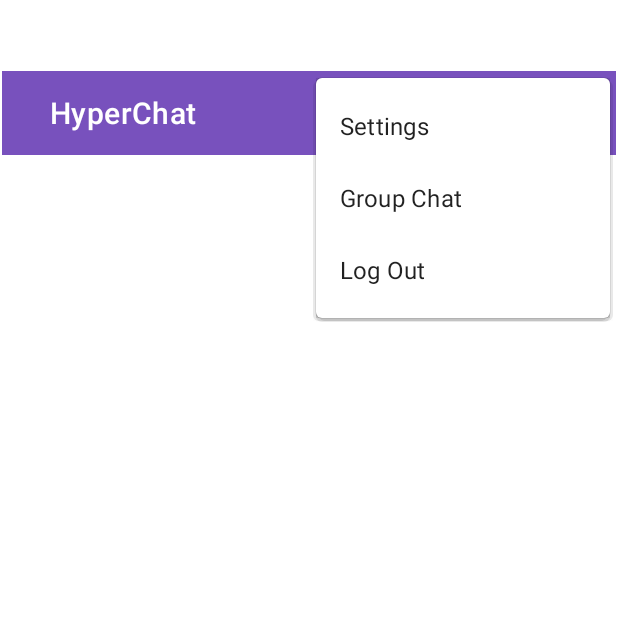
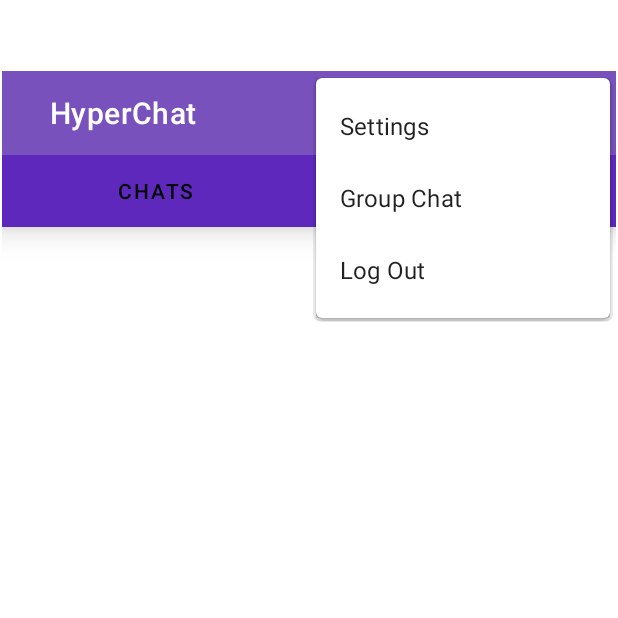
Before and after one commit to Andreasgdp/HyperChat, an Android app: the MainFragment screen opened directly, with no data from a screen before it, with the options menu open, on a phone screen of 412 x 824 dp, the top half of it. Run offline under Robolectric (Android 15) with nearby library versions, the phone set to English and light mode, and no system bars; our stand-ins replace Firebase (no records; nobody signed in at launch, a user with empty details on screens opened directly), Picasso; pictures from the network do not load.

Commit message:
added list of users in recycler view

```diff
--- a/app/build.gradle
+++ b/app/build.gradle
@@ -56,6 +56,12 @@ dependencies {
     // Saved state module for ViewModel
     implementation "androidx.lifecycle:lifecycle-viewmodel-savedstate:$lifecycle_version"
 
+    // Circular image view
+    implementation 'de.hdodenhof:circleimageview:3.1.0'
+
+    // Handle images
+    implementation 'com.squareup.picasso:picasso:2.71828'
+
 
     implementation 'com.google.code.gson:gson:2.8.7'
     implementation 'com.squareup.retrofit2:retrofit:2.9.0'
--- /dev/null
+++ b/app/src/main/java/com/example/chat/adapter/MainFragmentAdapter.kt
@@ -0,0 +1,43 @@
+package com.example.chat.adapter
+
+import androidx.fragment.app.Fragment
+import androidx.fragment.app.FragmentManager
+import androidx.fragment.app.FragmentPagerAdapter
+import com.example.chat.subViews.mainFragment.BefriendFragment
+import com.example.chat.subViews.mainFragment.ChatsFragment
+
+class MainFragmentAdapter(fm: FragmentManager) : FragmentPagerAdapter(fm) {
+    override fun getCount(): Int {
+        return 2
+    }
+
+    override fun getItem(position: Int): Fragment {
+        return when (position) {
+            0 -> {
+                ChatsFragment()
+            }
+            1 -> {
+                BefriendFragment()
+            }
+            else -> {
+                ChatsFragment()
+            }
+        }
+    }
+
+    override fun getPageTitle(position: Int): CharSequence {
+        val title = when (position) {
+            0 -> {
+                "CHATS"
+            }
+            1 -> {
+                "Connect"
+            }
+            else -> {
+                "CHATS"
+            }
+        }
+
+        return title
+    }
+}
--- /dev/null
+++ b/app/src/main/java/com/example/chat/adapter/UsersAdapter.kt
@@ -0,0 +1,39 @@
+package com.example.chat.adapter
+
+import android.content.Context
+import android.view.LayoutInflater
+import android.view.View
+import android.view.ViewGroup
+import android.widget.ImageView
+import android.widget.TextView
+import androidx.recyclerview.widget.RecyclerView
+import com.example.chat.R
+import com.example.chat.models.User
+import com.squareup.picasso.Picasso
+
+class UsersAdapter(_list: ArrayList<User>, _context: Context): RecyclerView.Adapter<UsersAdapter.ViewHolder>() {
+
+    private val list: ArrayList<User> = _list
+    private val context: Context = _context
+
+    public class ViewHolder(itemView: View) : RecyclerView.ViewHolder(itemView) {
+        public val image: ImageView = itemView.findViewById(R.id.list_profile_image)
+        public val userName: TextView = itemView.findViewById(R.id.list_user_name)
+        public val lastMessage: TextView = itemView.findViewById(R.id.list_last_message)
+    }
+
+    override fun onCreateViewHolder(parent: ViewGroup, viewType: Int): ViewHolder {
+        val view = LayoutInflater.from(context).inflate(R.layout.sample_chat, parent, false)
+        return ViewHolder(view)
+    }
+
+    override fun onBindViewHolder(holder: ViewHolder, position: Int) {
+        val user = list[position]
+        Picasso.get().load(user.profilePic).placeholder((R.drawable.avatar4)).into(holder.image)
+        holder.userName.text = user.userName
+    }
+
+    override fun getItemCount(): Int {
+        return list.size
+    }
+}
--- /dev/null
+++ b/app/src/main/java/com/example/chat/subViews/mainFragment/BefriendFragment.kt
@@ -0,0 +1,60 @@
+package com.example.chat.subViews.mainFragment
+
+import android.os.Bundle
+import androidx.fragment.app.Fragment
+import android.view.LayoutInflater
+import android.view.View
+import android.view.ViewGroup
+import com.example.chat.R
+
+// TODO: Rename parameter arguments, choose names that match
+// the fragment initialization parameters, e.g. ARG_ITEM_NUMBER
+private const val ARG_PARAM1 = "param1"
+private const val ARG_PARAM2 = "param2"
+
+/**
+ * A simple [Fragment] subclass.
+ * Use the [BefriendFragment.newInstance] factory method to
+ * create an instance of this fragment.
+ */
+class BefriendFragment : Fragment() {
+    // TODO: Rename and change types of parameters
+    private var param1: String? = null
+    private var param2: String? = null
+
+    override fun onCreate(savedInstanceState: Bundle?) {
+        super.onCreate(savedInstanceState)
+        arguments?.let {
+            param1 = it.getString(ARG_PARAM1)
+            param2 = it.getString(ARG_PARAM2)
+        }
+    }
+
+    override fun onCreateView(
+        inflater: LayoutInflater, container: ViewGroup?,
+        savedInstanceState: Bundle?
+    ): View? {
+        // Inflate the layout for this fragment
+        return inflater.inflate(R.layout.fragment_befriend, container, false)
+    }
+
+    companion object {
+        /**
+         * Use this factory method to create a new instance of
+         * this fragment using the provided parameters.
+         *
+         * @param param1 Parameter 1.
+         * @param param2 Parameter 2.
+         * @return A new instance of fragment BefriendFragment.
+         */
+        // TODO: Rename and change types and number of parameters
+        @JvmStatic
+        fun newInstance(param1: String, param2: String) =
+            BefriendFragment().apply {
+                arguments = Bundle().apply {
+                    putString(ARG_PARAM1, param1)
+                    putString(ARG_PARAM2, param2)
+                }
+            }
+    }
+}
--- /dev/null
+++ b/app/src/main/java/com/example/chat/subViews/mainFragment/ChatsFragment.kt
@@ -0,0 +1,75 @@
+package com.example.chat.subViews.mainFragment
+
+import android.os.Bundle
+import android.view.LayoutInflater
+import android.view.View
+import android.view.ViewGroup
+import androidx.fragment.app.Fragment
+import androidx.recyclerview.widget.LinearLayoutManager
+import com.example.chat.R
+import com.example.chat.adapter.UsersAdapter
+import com.example.chat.databinding.FragmentChatsBinding
+import com.example.chat.models.User
+import com.google.firebase.auth.FirebaseAuth
+import com.google.firebase.database.DataSnapshot
+import com.google.firebase.database.DatabaseError
+import com.google.firebase.database.ValueEventListener
+import com.google.firebase.database.ktx.database
+import com.google.firebase.ktx.Firebase
+
+
+class ChatsFragment : Fragment() {
+
+    private var fragmentChatsBinding: FragmentChatsBinding? = null
+    private val list: ArrayList<User> = ArrayList()
+    private val database =
+        Firebase.database("https://hyperchat-282b7-default-rtdb.europe-west1.firebasedatabase.app/")
+    private val usersRef = database.getReference("Users")
+
+
+    override fun onCreateView(
+        inflater: LayoutInflater, container: ViewGroup?,
+        savedInstanceState: Bundle?
+    ): View? {
+        // Inflate the layout for this fragment
+        return inflater.inflate(R.layout.fragment_chats, container, false)
+    }
+
+    override fun onViewCreated(view: View, savedInstanceState: Bundle?) {
+        super.onViewCreated(view, savedInstanceState)
+        val binding = FragmentChatsBinding.bind(view)
+        fragmentChatsBinding = binding
+
+        val adapter = context?.let { UsersAdapter(list, it) }
+        fragmentChatsBinding!!.chatRecyclerView.adapter = adapter
+
+        val layoutManager = LinearLayoutManager(context)
+        fragmentChatsBinding!!.chatRecyclerView.layoutManager = layoutManager
+
+        usersRef.addValueEventListener(object : ValueEventListener {
+            override fun onDataChange(dataSnapshot: DataSnapshot) {
+                list.clear()
+                for (snapShot in dataSnapshot.children) {
+                    val user: User? = snapShot.getValue(User::class.java)
+                    user!!.userId = snapShot.key
+
+                    // Use this method to remove the users from view, that is not connected with you
+                    if (!user.userId.equals(FirebaseAuth.getInstance().uid)) {
+                        list.add(user)
+                    }
+                }
+                adapter!!.notifyDataSetChanged()
+            }
+
+            override fun onCancelled(error: DatabaseError) {
+                // Failed to read value
+            }
+        })
+    }
+
+    override fun onDestroyView() {
+        super.onDestroyView()
+        fragmentChatsBinding = null
+    }
+
+}
--- a/app/src/main/java/com/example/chat/views/MainFragment.kt
+++ b/app/src/main/java/com/example/chat/views/MainFragment.kt
@@ -10,6 +10,7 @@ import androidx.fragment.app.Fragment
 import androidx.fragment.app.viewModels
 import androidx.navigation.fragment.findNavController
 import com.example.chat.R
+import com.example.chat.adapter.MainFragmentAdapter
 import com.example.chat.databinding.FragmentMainBinding
 import com.example.chat.viewModels.AuthViewModel
 
@@ -62,6 +63,9 @@ class MainFragment : Fragment(R.layout.fragment_main) {
                 findNavController().navigate(MainFragmentDirections.actionMainFragmentToSignInFragment())
             }
         }
+
+        fragmentSignUpBinding!!.viewPager.adapter = MainFragmentAdapter(parentFragmentManager)
+        fragmentSignUpBinding!!.tabLayout.setupWithViewPager(fragmentSignUpBinding!!.viewPager)
     }
 
     override fun onDestroyView() {
--- /dev/null
+++ b/app/src/main/res/layout/fragment_chats.xml
@@ -0,0 +1,12 @@
+<?xml version="1.0" encoding="utf-8"?>
+<FrameLayout xmlns:android="http://schemas.android.com/apk/res/android"
+    xmlns:tools="http://schemas.android.com/tools"
+    android:layout_width="match_parent"
+    android:layout_height="match_parent"
+    tools:context=".subViews.mainFragment.ChatsFragment">
+
+    <androidx.recyclerview.widget.RecyclerView
+        android:id="@+id/chatRecyclerView"
+        android:layout_width="match_parent"
+        android:layout_height="match_parent" />
+</FrameLayout>
--- a/app/src/main/res/layout/fragment_main.xml
+++ b/app/src/main/res/layout/fragment_main.xml
@@ -15,7 +15,47 @@
         app:layout_constraintTop_toTopOf="parent"
         app:subtitleTextColor="@color/white"
         app:title="@string/app_name"
-        app:titleTextColor="@color/white"
-        app:titleMarginStart="32dp" />
+        app:titleMarginStart="32dp"
+        app:titleTextColor="@color/white" />
+
+    <androidx.constraintlayout.widget.ConstraintLayout
+        android:layout_width="match_parent"
+        android:layout_height="0dp"
+        app:layout_constraintBottom_toBottomOf="parent"
+        app:layout_constraintEnd_toEndOf="parent"
+        app:layout_constraintStart_toStartOf="parent"
+        app:layout_constraintTop_toBottomOf="@+id/toolbar"
+        tools:context=".views.SignUpActivity">
+
+        <com.google.android.material.tabs.TabLayout
+            android:id="@+id/tabLayout"
+            android:layout_width="match_parent"
+            android:layout_height="wrap_content"
+            android:background="@color/colorPrimaryDark"
+            android:elevation="12dp"
+            app:layout_constraintEnd_toEndOf="parent"
+            app:layout_constraintStart_toStartOf="parent"
+            app:layout_constraintTop_toTopOf="parent"
+            app:tabGravity="fill"
+            app:tabIndicator="@color/white"
+            app:tabIndicatorColor="@color/colorPrimaryDark"
+            app:tabMaxWidth="0dp"
+            app:tabMode="fixed"
+            app:tabSelectedTextColor="@color/black"
+            app:tabTextColor="@color/white" />
+
+        <androidx.viewpager.widget.ViewPager
+            android:id="@+id/viewPager"
+            android:layout_width="match_parent"
+            android:layout_height="0dp"
+            android:paddingLeft="10dp"
+            android:paddingRight="10dp"
+            app:layout_constraintBottom_toBottomOf="parent"
+            app:layout_constraintEnd_toEndOf="parent"
+            app:layout_constraintStart_toStartOf="parent"
+            app:layout_constraintTop_toBottomOf="@+id/tabLayout" />
+
+
+    </androidx.constraintlayout.widget.ConstraintLayout>
 
 </androidx.constraintlayout.widget.ConstraintLayout>
```
Also changed, not shown: app/src/main/res/layout/fragment_befriend.xml (added, +14 -0 lines), app/src/main/res/layout/sample_chat.xml (added, +43 -0 lines), app/src/main/res/drawable/avatar4.png (added).
